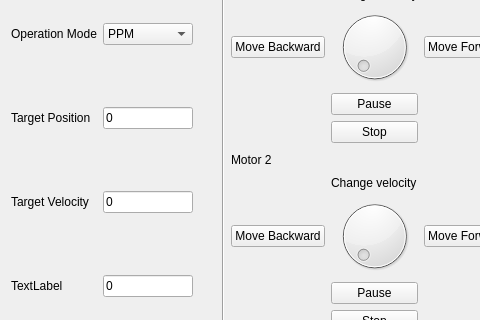
Before: the Qt Designer form epos3.ui in Fresher-Chen/EPOS, drawn with Qt 5; both pictures show x 0 to 480 and y 81 to 401 of the 874 by 495 pixel window.
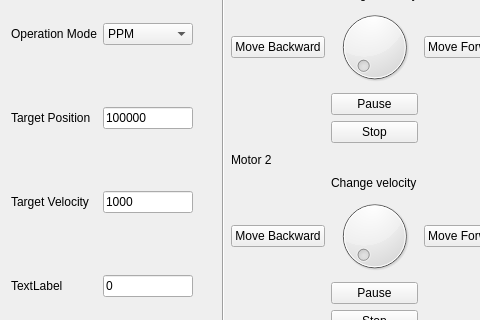
After: the same form once the commit is applied.

```diff
--- a/epos3.ui
+++ b/epos3.ui
@@ -121,14 +121,14 @@
       <item row="4" column="1">
        <widget class="QLineEdit" name="lineEdit">
         <property name="text">
-         <string>0</string>
+         <string>100000</string>
         </property>
        </widget>
       </item>
       <item row="6" column="1">
        <widget class="QLineEdit" name="lineEdit_2">
         <property name="text">
-         <string>0</string>
+         <string>1000</string>
         </property>
        </widget>
       </item>
```
Left out of the diff: 4 changed lines with no effect on the pictures.
